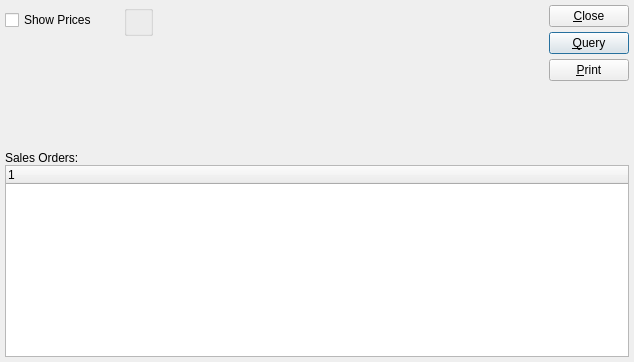
Old version of the form xtuple/trunk/guiclient/dspPartiallyShippedOrders.ui in the repository WooodHead/xtuple.
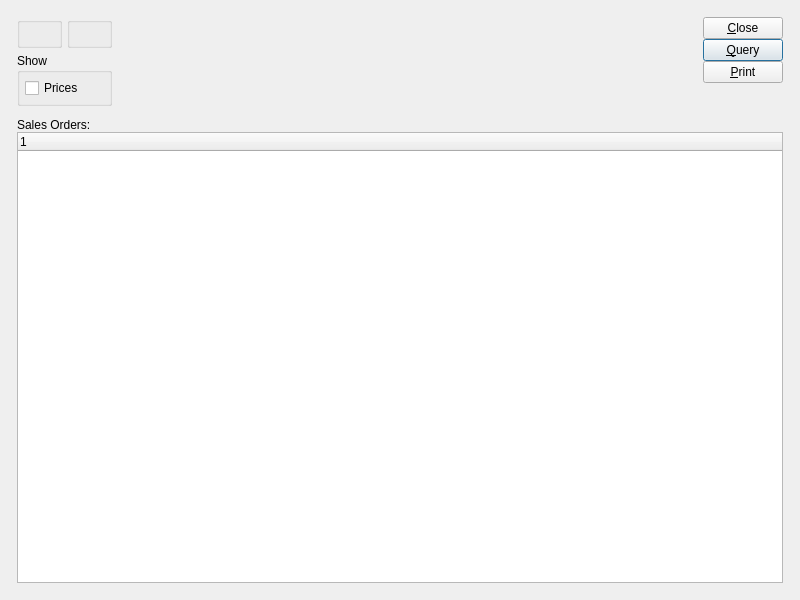
New version of the form. Custom widgets are drawn as their Qt base class.

Diff of the .ui file:
```diff
--- a/xtuple/trunk/guiclient/dspPartiallyShippedOrders.ui
+++ b/xtuple/trunk/guiclient/dspPartiallyShippedOrders.ui
@@ -13,53 +13,63 @@
    <rect>
     <x>0</x>
     <y>0</y>
-    <width>634</width>
-    <height>362</height>
+    <width>800</width>
+    <height>600</height>
    </rect>
   </property>
   <property name="windowTitle" >
    <string>Partially Shipped Orders</string>
   </property>
-   <layout class="QVBoxLayout" >
-    <item>
-     <layout class="QHBoxLayout" >
+  <layout class="QGridLayout" name="gridLayout_6" >
+   <item row="0" column="0" >
+    <layout class="QGridLayout" name="gridLayout_5" >
       <property name="margin" >
-       <number>0</number>
+      <number>12</number>
       </property>
       <property name="spacing" >
-       <number>7</number>
-      </property>
+      <number>12</number>
+     </property>
+     <item row="0" column="0" >
+      <layout class="QHBoxLayout" name="horizontalLayout" >
       <item>
-       <layout class="QVBoxLayout" >
-        <property name="margin" >
-         <number>0</number>
-        </property>
-        <property name="spacing" >
-         <number>0</number>
-        </property>
-        <item>
-         <layout class="QVBoxLayout" >
-          <property name="margin" >
-           <number>0</number>
-          </property>
-          <property name="spacing" >
-           <number>5</number>
-          </property>
-          <item>
+        <layout class="QGridLayout" name="gridLayout_3" >
+         <item row="0" column="0" >
+          <widget class="QGroupBox" name="_dateGroup" >
+           <property name="title" >
+            <string/>
+           </property>
+           <layout class="QGridLayout" name="gridLayout_2" >
+            <item row="0" column="0" >
            <widget class="DateCluster" name="_dates" />
           </item>
-          <item>
+           </layout>
+          </widget>
+         </item>
+         <item row="0" column="1" >
+          <widget class="WarehouseGroup" name="_warehouse" >
+           <property name="title" >
+            <string/>
+           </property>
+           <property name="fixedSize" >
+            <bool>false</bool>
+           </property>
+          </widget>
+         </item>
+         <item row="1" column="0" colspan="2" >
+          <widget class="QGroupBox" name="_showGroup" >
+           <property name="title" >
+            <string>Show</string>
+           </property>
+           <layout class="QGridLayout" name="gridLayout_4" >
+            <item row="0" column="0" >
            <layout class="QHBoxLayout" >
-            <property name="margin" >
-             <number>0</number>
-            </property>
             <property name="spacing" >
              <number>0</number>
             </property>
             <item>
              <widget class="XCheckBox" name="_showPrices" >
               <property name="text" >
-               <string>Show Prices</string>
+                 <string>Prices</string>
               </property>
              </widget>
             </item>
@@ -82,60 +92,10 @@
            </layout>
           </item>
          </layout>
-        </item>
-        <item>
-         <spacer>
-          <property name="orientation" >
-           <enum>Qt::Vertical</enum>
-          </property>
-          <property name="sizeHint" >
-           <size>
-            <width>20</width>
-            <height>0</height>
-           </size>
-          </property>
-         </spacer>
-        </item>
-       </layout>
-      </item>
-      <item>
-       <layout class="QVBoxLayout" >
-        <property name="margin" >
-         <number>0</number>
-        </property>
-        <property name="spacing" >
-         <number>0</number>
-        </property>
-        <item>
-         <widget class="WarehouseGroup" name="_warehouse" >
-          <property name="title" >
-           <string/>
-          </property>
-         </widget>
-        </item>
-        <item>
-         <spacer>
-          <property name="orientation" >
-           <enum>Qt::Vertical</enum>
-          </property>
-          <property name="sizeHint" >
-           <size>
-            <width>20</width>
-            <height>0</height>
-           </size>
-          </property>
-         </spacer>
-        </item>
-       </layout>
-      </item>
-      <item>
-       <layout class="QHBoxLayout" >
-        <property name="margin" >
-         <number>0</number>
-        </property>
-        <property name="spacing" >
-         <number>0</number>
-        </property>
+          </widget>
+         </item>
+        </layout>
+       </item>
         <item>
          <spacer>
           <property name="orientation" >
@@ -144,9 +104,9 @@
           <property name="sizeType" >
            <enum>QSizePolicy::Expanding</enum>
           </property>
-          <property name="sizeHint" >
+         <property name="sizeHint" stdset="0" >
            <size>
-            <width>218</width>
+           <width>0</width>
             <height>20</height>
            </size>
           </property>
@@ -154,11 +114,8 @@
         </item>
         <item>
          <layout class="QVBoxLayout" >
-          <property name="margin" >
-           <number>0</number>
-          </property>
           <property name="spacing" >
-           <number>5</number>
+          <number>0</number>
           </property>
           <item>
            <widget class="QPushButton" name="_close" >
@@ -166,9 +123,7 @@
              <bool>true</bool>
             </property>
             <property name="sizePolicy" >
-             <sizepolicy>
-              <hsizetype>1</hsizetype>
-              <vsizetype>0</vsizetype>
+            <sizepolicy vsizetype="Fixed" hsizetype="Minimum" >
               <horstretch>0</horstretch>
               <verstretch>0</verstretch>
              </sizepolicy>
@@ -209,7 +164,7 @@
             <property name="orientation" >
              <enum>Qt::Vertical</enum>
             </property>
-            <property name="sizeHint" >
+           <property name="sizeHint" stdset="0" >
              <size>
               <width>20</width>
               <height>0</height>
@@ -221,22 +176,33 @@
         </item>
        </layout>
       </item>
-     </layout>
-    </item>
-    <item>
-     <layout class="QVBoxLayout" >
+     <item row="1" column="0" >
+      <widget class="QFrame" name="_frame" >
+       <property name="sizePolicy" >
+        <sizepolicy vsizetype="Expanding" hsizetype="Preferred" >
+         <horstretch>0</horstretch>
+         <verstretch>1</verstretch>
+        </sizepolicy>
+       </property>
+       <property name="frameShape" >
+        <enum>QFrame::NoFrame</enum>
+       </property>
+       <property name="frameShadow" >
+        <enum>QFrame::Raised</enum>
+       </property>
+       <layout class="QGridLayout" name="gridLayout" >
       <property name="margin" >
        <number>0</number>
       </property>
+        <item row="0" column="0" >
+         <layout class="QVBoxLayout" >
       <property name="spacing" >
        <number>0</number>
       </property>
       <item>
        <widget class="QLabel" name="_salesOrdersLit" >
         <property name="sizePolicy" >
-         <sizepolicy>
-          <hsizetype>5</hsizetype>
-          <vsizetype>5</vsizetype>
+             <sizepolicy vsizetype="Preferred" hsizetype="Preferred" >
           <horstretch>0</horstretch>
           <verstretch>0</verstretch>
          </sizepolicy>
@@ -262,6 +228,11 @@
     </item>
    </layout>
  </widget>
+     </item>
+    </layout>
+   </item>
+  </layout>
+ </widget>
  <layoutdefault spacing="5" margin="5" />
  <pixmapfunction>qPixmapFromMimeSource</pixmapfunction>
  <customwidgets>
@@ -270,16 +241,16 @@
    <extends>QWidget</extends>
    <header>datecluster.h</header>
   </customwidget>
-  <customwidget>
-   <class>XCheckBox</class>
-   <extends>QCheckBox</extends>
-   <header>xcheckbox.h</header>
-  </customwidget>
   <customwidget>
    <class>WarehouseGroup</class>
    <extends>QGroupBox</extends>
    <header>warehousegroup.h</header>
   </customwidget>
+  <customwidget>
+   <class>XCheckBox</class>
+   <extends>QCheckBox</extends>
+   <header>xcheckbox.h</header>
+  </customwidget>
   <customwidget>
    <class>XTreeWidget</class>
    <extends>QTreeWidget</extends>
```
Left out of the diff: 3 changed lines with no effect on the pictures. Lines whose indentation alone changed are shown as unchanged.
